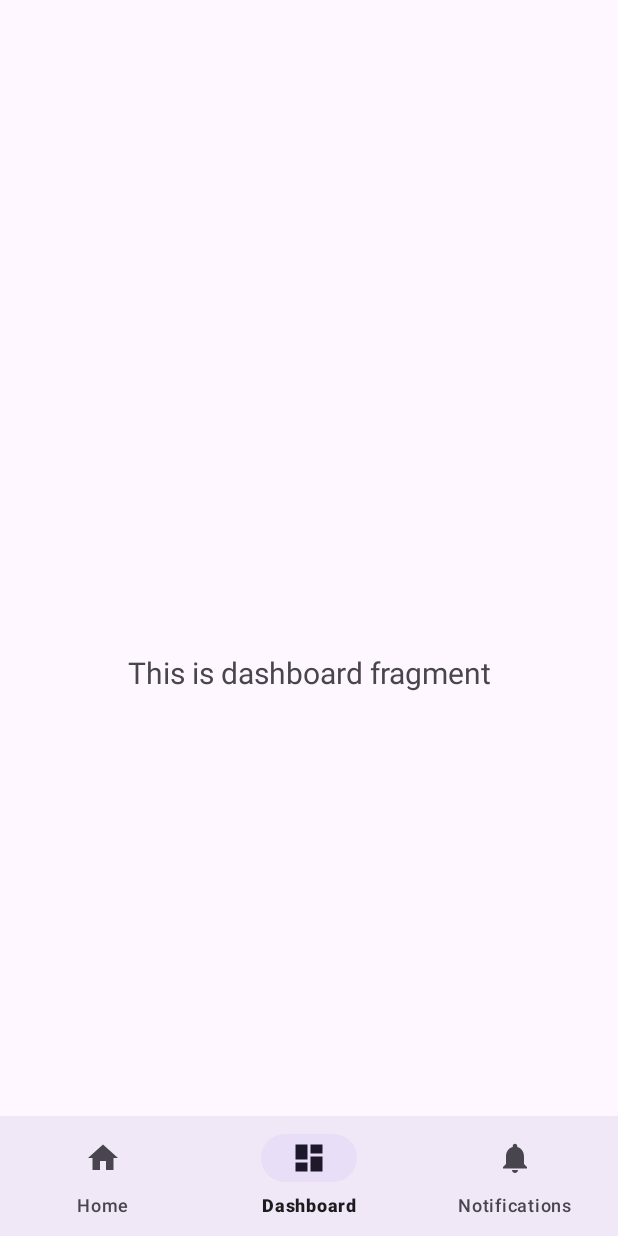
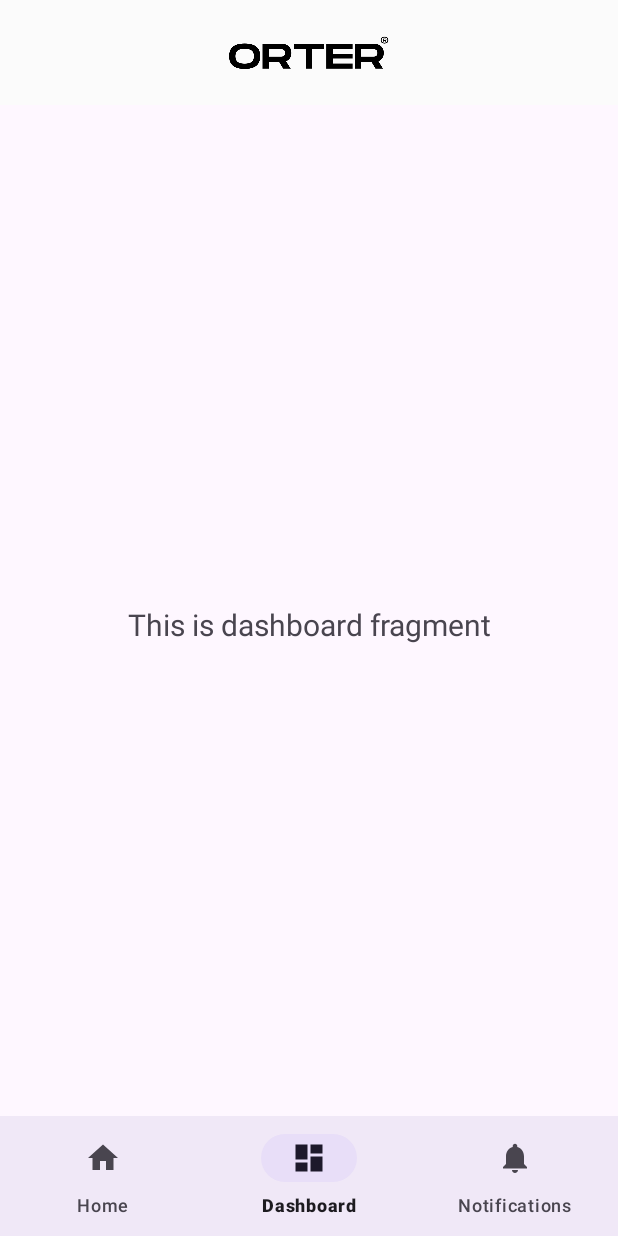
Before and after one commit to AshanHimantha/android-app-orter, an Android app: the screen it shows after launch once a user with an empty profile is signed in (MainActivity), item 2 of the bottom bar chosen, on a phone screen of 412 x 824 dp. Run offline under Robolectric (Android 15) with nearby library versions, the phone set to English and light mode, and no system bars; our stand-ins replace Firebase (no records; nobody signed in at launch, a user with empty details on screens opened directly), navigation-ui; pictures from the network do not load; Roboto replaces fonts that are not available here.

Commit message:
load home products

```diff
--- a/app/build.gradle.kts
+++ b/app/build.gradle.kts
@@ -50,7 +50,9 @@ dependencies {
     androidTestImplementation(libs.espresso.core)
     implementation ("com.github.bumptech.glide:glide:4.16.0")
     implementation ("com.github.bumptech.glide:okhttp3-integration:4.16.0")
+    annotationProcessor ("com.github.bumptech.glide:compiler:4.12.0")
     implementation ("pl.droidsonroids.gif:android-gif-drawable:1.2.27")
+    implementation("com.makeramen:roundedimageview:2.3.0")
 
     implementation(platform("com.google.firebase:firebase-bom:33.8.0"))
     implementation("com.google.firebase:firebase-auth")
--- /dev/null
+++ b/app/src/main/java/lk/jiat/orter/ProductAdapter.java
@@ -0,0 +1,61 @@
+package lk.jiat.orter;
+
+import android.content.Context;
+import android.view.LayoutInflater;
+import android.view.View;
+import android.view.ViewGroup;
+import android.widget.BaseAdapter;
+import android.widget.ImageView;
+import android.widget.TextView;
+
+import com.bumptech.glide.Glide;
+
+import java.util.List;
+
+import lk.jiat.orter.R;
+import lk.jiat.orter.model.Product;
+
+public class ProductAdapter extends BaseAdapter {
+    private Context context;
+    private List<Product> productList;
+
+    public ProductAdapter(Context context, List<Product> productList) {
+        this.context = context;
+        this.productList = productList;
+    }
+
+    @Override
+    public int getCount() {
+        return productList.size();
+    }
+
+    @Override
+    public Object getItem(int position) {
+        return productList.get(position);
+    }
+
+    @Override
+    public long getItemId(int position) {
+        return position;
+    }
+
+    @Override
+    public View getView(int position, View convertView, ViewGroup parent) {
+        if (convertView == null) {
+            convertView = LayoutInflater.from(context).inflate(R.layout.grid_item, parent, false);
+        }
+
+        ImageView imageView = convertView.findViewById(R.id.productImage);
+        TextView nameTextView = convertView.findViewById(R.id.productName);
+        TextView priceTextView = convertView.findViewById(R.id.productPrice);
+
+        Product product = productList.get(position);
+
+        nameTextView.setText(product.getName());
+        priceTextView.setText("$" + product.getPrice());
+
+        Glide.with(context).load(product.getImageUrl()).into(imageView);
+
+        return convertView;
+    }
+}
--- /dev/null
+++ b/app/src/main/java/lk/jiat/orter/model/Product.java
@@ -0,0 +1,25 @@
+package lk.jiat.orter.model;
+
+public class Product {
+    private String name;
+    private String imageUrl;
+    private double price;
+
+    public Product(String name, String imageUrl, double price) {
+        this.name = name;
+        this.imageUrl = imageUrl;
+        this.price = price;
+    }
+
+    public String getName() {
+        return name;
+    }
+
+    public String getImageUrl() {
+        return imageUrl;
+    }
+
+    public double getPrice() {
+        return price;
+    }
+}
--- a/app/src/main/java/lk/jiat/orter/ui/home/HomeFragment.java
+++ b/app/src/main/java/lk/jiat/orter/ui/home/HomeFragment.java
@@ -1,20 +1,46 @@
 package lk.jiat.orter.ui.home;
 
 import android.os.Bundle;
+import android.os.Handler;
+import android.os.Looper;
 import android.view.LayoutInflater;
 import android.view.View;
 import android.view.ViewGroup;
-import android.widget.TextView;
+import android.view.animation.Animation;
+import android.view.animation.AnimationUtils;
+import android.widget.GridView;
 
 import androidx.annotation.NonNull;
 import androidx.fragment.app.Fragment;
 import androidx.lifecycle.ViewModelProvider;
 
+import com.bumptech.glide.Glide;
+
+import java.util.ArrayList;
+import java.util.Arrays;
+import java.util.List;
+
+import lk.jiat.orter.R;
 import lk.jiat.orter.databinding.FragmentHomeBinding;
+import lk.jiat.orter.model.Product;
+import lk.jiat.orter.ProductAdapter; // Import the adapter
 
 public class HomeFragment extends Fragment {
 
     private FragmentHomeBinding binding;
+    private Handler handler;
+    private Runnable runnable;
+    private int currentIndex = 0;
+    private List<String> imageUrls = Arrays.asList(
+            "https://orterclothing.com/assets/div10.jpg",
+            "https://orterclothing.com/assets/div8.jpg",
+            "https://orterclothing.com/assets/collection/Techno Demon Oversized tee_cover_66476d9f32dd3.jpg"
+    );
+
+    private Animation fadeIn;
+    private GridView gridView;
+    private List<Product> productList;
+    private ProductAdapter productAdapter;
 
     public View onCreateView(@NonNull LayoutInflater inflater,
                              ViewGroup container, Bundle savedInstanceState) {
@@ -24,14 +50,64 @@ public class HomeFragment extends Fragment {
         binding = FragmentHomeBinding.inflate(inflater, container, false);
         View root = binding.getRoot();
 
-        final TextView textView = binding.textHome;
-        homeViewModel.getText().observe(getViewLifecycleOwner(), textView::setText);
+        // Load the fade-in animation
+        fadeIn = AnimationUtils.loadAnimation(getContext(), R.anim.fade_in);
+
+        // Initialize GridView
+        gridView = binding.getRoot().findViewById(R.id.gridView);
+        productList = new ArrayList<>();
+
+        // Load Sample Products
+        loadProducts();
+
+        // Set Adapter
+        productAdapter = new ProductAdapter(getContext(), productList);
+        gridView.setAdapter(productAdapter);
+
+        // Image Slider Handler
+        handler = new Handler(Looper.getMainLooper());
+        runnable = new Runnable() {
+            @Override
+            public void run() {
+                loadImageWithAnimation();
+                handler.postDelayed(this, 5000);
+            }
+        };
+        handler.post(runnable);
+
+        binding.imageView6.setOnClickListener(v -> loadImageWithAnimation());
+
         return root;
+    }
+
+    private void loadImageWithAnimation() {
+        currentIndex = (currentIndex + 1) % imageUrls.size();
+        Glide.with(this)
+                .load(imageUrls.get(currentIndex))
+                .into(binding.imageView6);
+
+        binding.imageView6.startAnimation(fadeIn);
+    }
+
+    private void loadProducts() {
+        productList.add(new Product("Techno Demon Tee", "https://orterclothing.com/assets/div10.jpg", 25.99));
+        productList.add(new Product("Oversized Hoodie", "https://orterclothing.com/assets/div8.jpg", 39.99));
+        productList.add(new Product("Minimalist T-Shirt", "https://orterclothing.com/assets/div10.jpg", 19.99));
+        productList.add(new Product("Urban Joggers", "https://orterclothing.com/assets/div8.jpg", 29.99));
+        productList.add(new Product("Techno Demon Tee", "https://orterclothing.com/assets/div10.jpg", 25.99));
+        productList.add(new Product("Oversized Hoodie", "https://orterclothing.com/assets/div8.jpg", 39.99));
+        productList.add(new Product("Minimalist T-Shirt", "https://orterclothing.com/assets/div10.jpg", 19.99));
+        productList.add(new Product("Urban Joggers", "https://orterclothing.com/assets/div8.jpg", 29.99));
+        productList.add(new Product("Techno Demon Tee", "https://orterclothing.com/assets/div10.jpg", 25.99));
+        productList.add(new Product("Oversized Hoodie", "https://orterclothing.com/assets/div8.jpg", 39.99));
+        productList.add(new Product("Minimalist T-Shirt", "https://orterclothing.com/assets/div10.jpg", 19.99));
+        productList.add(new Product("Urban Joggers", "https://orterclothing.com/assets/div8.jpg", 29.99));
     }
 
     @Override
     public void onDestroyView() {
         super.onDestroyView();
+        handler.removeCallbacks(runnable);
         binding = null;
     }
 }
--- /dev/null
+++ b/app/src/main/res/anim/fade_in.xml
@@ -0,0 +1,5 @@
+<?xml version="1.0" encoding="utf-8"?>
+<alpha xmlns:android="http://schemas.android.com/apk/res/android"
+    android:fromAlpha="0.0"
+    android:toAlpha="1.0"
+    android:duration="500" />  <!-- Adjust duration as needed -->
--- a/app/src/main/res/layout/activity_main2.xml
+++ b/app/src/main/res/layout/activity_main2.xml
@@ -5,7 +5,7 @@
     android:id="@+id/container"
     android:layout_width="match_parent"
     android:layout_height="match_parent"
-    android:paddingTop="?attr/actionBarSize">
+   >
 
     <com.google.android.material.bottomnavigation.BottomNavigationView
         android:id="@+id/nav_view"
@@ -33,4 +33,22 @@
         app:layout_constraintTop_toTopOf="parent"
         app:navGraph="@navigation/mobile_navigation" />
 
+    <LinearLayout
+        android:layout_width="0dp"
+        android:layout_height="70dp"
+        android:background="#FBFBFB"
+        android:gravity="center"
+        android:orientation="vertical"
+        app:layout_constraintEnd_toEndOf="parent"
+        app:layout_constraintStart_toStartOf="parent"
+        app:layout_constraintTop_toTopOf="parent">
+
+        <ImageView
+            android:id="@+id/imageView4"
+            android:layout_width="108dp"
+            android:layout_height="36dp"
+            android:layout_gravity="center_horizontal|center_vertical"
+            app:srcCompat="@drawable/orterlogo" />
+    </LinearLayout>
+
 </androidx.constraintlayout.widget.ConstraintLayout>
```
Also changed, not shown: app/src/main/res/layout/fragment_home.xml (+27 -9 lines), app/src/main/res/layout/grid_item.xml (added, +33 -0 lines).
